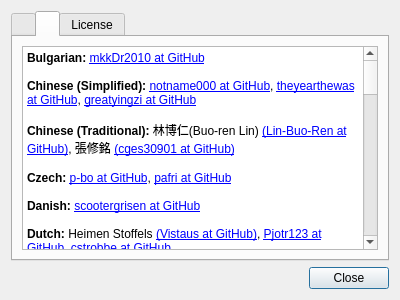
This is featherpad/about.ui in deepin-community/featherpad as Qt 5 draws it before an edit. The edited form follows.
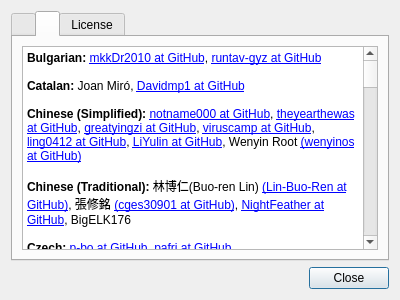
This is the edited form. The open tabs and pages were chosen to show the change.

```diff
--- a/featherpad/about.ui
+++ b/featherpad/about.ui
@@ -97,57 +97,71 @@
 &lt;html&gt;&lt;head&gt;&lt;meta name=&quot;qrichtext&quot; content=&quot;1&quot; /&gt;&lt;style type=&quot;text/css&quot;&gt;
 p, li { white-space: pre-wrap; }
 &lt;/style&gt;&lt;/head&gt;&lt;body style=&quot;  font-weight:400; font-style:normal;&quot;&gt;
-&lt;p style=&quot; margin-top:0px; margin-bottom:0px; margin-left:0px; margin-right:0px; -qt-block-indent:0; text-indent:0px;&quot;&gt;&lt;span style=&quot; font-weight:600;&quot;&gt;Bulgarian:&lt;/span&gt; &lt;a href=&quot;https://github.com/mkkDr2010&quot;&gt;mkkDr2010 at GitHub&lt;/a&gt;&lt;/p&gt;
+&lt;p style=&quot; margin-top:0px; margin-bottom:0px; margin-left:0px; margin-right:0px; -qt-block-indent:0; text-indent:0px;&quot;&gt;&lt;span style=&quot; font-weight:600;&quot;&gt;Bulgarian:&lt;/span&gt; &lt;a href=&quot;https://github.com/mkkDr2010&quot;&gt;mkkDr2010 at GitHub&lt;/a&gt;, &lt;a href=&quot;https://github.com/runtav-gyz&quot;&gt;runtav-gyz at GitHub&lt;/a&gt;&lt;/p&gt;
 &lt;p style=&quot;-qt-paragraph-type:empty; margin-top:0px; margin-bottom:0px; margin-left:0px; margin-right:0px; -qt-block-indent:0; text-indent:0px;&quot;&gt;&lt;br /&gt;&lt;/p&gt;
-&lt;p style=&quot; margin-top:0px; margin-bottom:0px; margin-left:0px; margin-right:0px; -qt-block-indent:0; text-indent:0px;&quot;&gt;&lt;span style=&quot; font-weight:600;&quot;&gt;Chinese (Simplified):&lt;/span&gt; &lt;a href=&quot;https://github.com/notname000&quot;&gt;notname000 at GitHub&lt;/a&gt;, &lt;a href=&quot;https://github.com/theyearthewas&quot;&gt;theyearthewas at GitHub&lt;/a&gt;, &lt;a href=&quot;https://github.com/greatyingzi&quot;&gt;greatyingzi at GitHub&lt;/a&gt;&lt;/p&gt;
+&lt;p style=&quot; margin-top:0px; margin-bottom:0px; margin-left:0px; margin-right:0px; -qt-block-indent:0; text-indent:0px;&quot;&gt;&lt;span style=&quot; font-weight:600;&quot;&gt;Catalan:&lt;/span&gt; Joan Miró, &lt;a href=&quot;https://github.com/Davidmp1&quot;&gt;Davidmp1 at GitHub&lt;/a&gt;&lt;/p&gt;
 &lt;p style=&quot;-qt-paragraph-type:empty; margin-top:0px; margin-bottom:0px; margin-left:0px; margin-right:0px; -qt-block-indent:0; text-indent:0px;&quot;&gt;&lt;br /&gt;&lt;/p&gt;
-&lt;p style=&quot; margin-top:0px; margin-bottom:0px; margin-left:0px; margin-right:0px; -qt-block-indent:0; text-indent:0px;&quot;&gt;&lt;span style=&quot; font-weight:600;&quot;&gt;Chinese (Traditional):&lt;/span&gt; 林博仁(Buo-ren Lin) &lt;a href=&quot;https://github.com/Lin-Buo-Ren&quot;&gt;(Lin-Buo-Ren at GitHub)&lt;/a&gt;, 張修銘 &lt;a href=&quot;https://github.com/cges30901&quot;&gt;(cges30901 at GitHub)&lt;/a&gt;&lt;/p&gt;
+&lt;p style=&quot; margin-top:0px; margin-bottom:0px; margin-left:0px; margin-right:0px; -qt-block-indent:0; text-indent:0px;&quot;&gt;&lt;span style=&quot; font-weight:600;&quot;&gt;Chinese (Simplified):&lt;/span&gt; &lt;a href=&quot;https://github.com/notname000&quot;&gt;notname000 at GitHub&lt;/a&gt;, &lt;a href=&quot;https://github.com/theyearthewas&quot;&gt;theyearthewas at GitHub&lt;/a&gt;, &lt;a href=&quot;https://github.com/greatyingzi&quot;&gt;greatyingzi at GitHub&lt;/a&gt;, &lt;a href=&quot;https://github.com/viruscamp&quot;&gt;viruscamp at GitHub&lt;/a&gt;, &lt;a href=&quot;https://github.com/ling0412&quot;&gt;ling0412 at GitHub&lt;/a&gt;, &lt;a href=&quot;https://github.com/LiYulin-s&quot;&gt;LiYulin at GitHub&lt;/a&gt;, Wenyin Root &lt;a href=&quot;https://github.com/wenyinos&quot;&gt;(wenyinos at GitHub)&lt;/a&gt;&lt;/p&gt;
+&lt;p style=&quot;-qt-paragraph-type:empty; margin-top:0px; margin-bottom:0px; margin-left:0px; margin-right:0px; -qt-block-indent:0; text-indent:0px;&quot;&gt;&lt;br /&gt;&lt;/p&gt;
+&lt;p style=&quot; margin-top:0px; margin-bottom:0px; margin-left:0px; margin-right:0px; -qt-block-indent:0; text-indent:0px;&quot;&gt;&lt;span style=&quot; font-weight:600;&quot;&gt;Chinese (Traditional):&lt;/span&gt; 林博仁(Buo-ren Lin) &lt;a href=&quot;https://github.com/Lin-Buo-Ren&quot;&gt;(Lin-Buo-Ren at GitHub)&lt;/a&gt;, 張修銘 &lt;a href=&quot;https://github.com/cges30901&quot;&gt;(cges30901 at GitHub)&lt;/a&gt;, &lt;a href=&quot;https://github.com/NightFeather&quot;&gt;NightFeather at GitHub&lt;/a&gt;, BigELK176&lt;/p&gt;
 &lt;p style=&quot;-qt-paragraph-type:empty; margin-top:0px; margin-bottom:0px; margin-left:0px; margin-right:0px; -qt-block-indent:0; text-indent:0px;&quot;&gt;&lt;br /&gt;&lt;/p&gt;
 &lt;p style=&quot; margin-top:0px; margin-bottom:0px; margin-left:0px; margin-right:0px; -qt-block-indent:0; text-indent:0px;&quot;&gt;&lt;span style=&quot; font-weight:600;&quot;&gt;Czech:&lt;/span&gt; &lt;a href=&quot;https://github.com/p-bo&quot;&gt;p-bo at GitHub&lt;/a&gt;, &lt;a href=&quot;https://github.com/pafri&quot;&gt;pafri at GitHub&lt;/a&gt;&lt;/p&gt;
 &lt;p style=&quot;-qt-paragraph-type:empty; margin-top:0px; margin-bottom:0px; margin-left:0px; margin-right:0px; -qt-block-indent:0; text-indent:0px;&quot;&gt;&lt;br /&gt;&lt;/p&gt;
-&lt;p style=&quot; margin-top:0px; margin-bottom:0px; margin-left:0px; margin-right:0px; -qt-block-indent:0; text-indent:0px;&quot;&gt;&lt;span style=&quot; font-weight:600;&quot;&gt;Danish:&lt;/span&gt; &lt;a href=&quot;https://github.com/scootergrisen&quot;&gt;scootergrisen at GitHub&lt;/a&gt;&lt;/p&gt;
+&lt;p style=&quot; margin-top:0px; margin-bottom:0px; margin-left:0px; margin-right:0px; -qt-block-indent:0; text-indent:0px;&quot;&gt;&lt;span style=&quot; font-weight:600;&quot;&gt;Danish:&lt;/span&gt; &lt;a href=&quot;https://github.com/scootergrisen&quot;&gt;scootergrisen at GitHub&lt;/a&gt;, &lt;a href=&quot;https://github.com/larshenrikoern&quot;&gt;larshenrikoern at GitHub&lt;/a&gt;, Peter Jespersen &lt;a href=&quot;https://github.com/PeterJespersen&quot;&gt;&lt;span;&gt;(PeterJespersen at GitHub)&lt;/a&gt;&lt;/p&gt;
 &lt;p style=&quot;-qt-paragraph-type:empty; margin-top:0px; margin-bottom:0px; margin-left:0px; margin-right:0px; -qt-block-indent:0; text-indent:0px;&quot;&gt;&lt;br /&gt;&lt;/p&gt;
 &lt;p style=&quot; margin-top:0px; margin-bottom:0px; margin-left:0px; margin-right:0px; -qt-block-indent:0; text-indent:0px;&quot;&gt;&lt;span style=&quot; font-weight:600;&quot;&gt;Dutch:&lt;/span&gt; Heimen Stoffels &lt;a href=&quot;https://github.com/Vistaus&quot;&gt;(Vistaus at GitHub)&lt;/a&gt;, &lt;a href=&quot;https://github.com/Pjotr123&quot;&gt;Pjotr123 at GitHub&lt;/a&gt;, &lt;a href=&quot;https://github.com/cstrobbe&quot;&gt;cstrobbe at GitHub&lt;/a&gt;&lt;/p&gt;
 &lt;p style=&quot;-qt-paragraph-type:empty; margin-top:0px; margin-bottom:0px; margin-left:0px; margin-right:0px; -qt-block-indent:0; text-indent:0px;&quot;&gt;&lt;br /&gt;&lt;/p&gt;
 &lt;p style=&quot; margin-top:0px; margin-bottom:0px; margin-left:0px; margin-right:0px; -qt-block-indent:0; text-indent:0px;&quot;&gt;&lt;span style=&quot; font-weight:600;&quot;&gt;Esperanto:&lt;/span&gt; Tsu Jan (author)&lt;/p&gt;
 &lt;p style=&quot;-qt-paragraph-type:empty; margin-top:0px; margin-bottom:0px; margin-left:0px; margin-right:0px; -qt-block-indent:0; text-indent:0px;&quot;&gt;&lt;br /&gt;&lt;/p&gt;
-&lt;p style=&quot; margin-top:0px; margin-bottom:0px; margin-left:0px; margin-right:0px; -qt-block-indent:0; text-indent:0px;&quot;&gt;&lt;span style=&quot; font-weight:600;&quot;&gt;French:&lt;/span&gt; &lt;a href=&quot;mailto:cyrilusber2001@yahoo.fr?Subject=My%20Subject&quot;&gt;Cottet Cyril&lt;/a&gt; &lt;a href=&quot;https://github.com/cyrilus31&quot;&gt;(cyrilus31 at GitHub)&lt;/a&gt;, &lt;a href=&quot;https://github.com/pols12&quot;&gt;pols12 at GitHub&lt;/a&gt;, &lt;a href=&quot;https://github.com/LothaireCliquennois&quot;&gt;LothaireCliquennois at GitHub&lt;/a&gt;&lt;/p&gt;
+&lt;p style=&quot; margin-top:0px; margin-bottom:0px; margin-left:0px; margin-right:0px; -qt-block-indent:0; text-indent:0px;&quot;&gt;&lt;span style=&quot; font-weight:600;&quot;&gt;Estonian:&lt;/span&gt; Priit Jõerüüt&lt;/p&gt;
 &lt;p style=&quot;-qt-paragraph-type:empty; margin-top:0px; margin-bottom:0px; margin-left:0px; margin-right:0px; -qt-block-indent:0; text-indent:0px;&quot;&gt;&lt;br /&gt;&lt;/p&gt;
-&lt;p style=&quot; margin-top:0px; margin-bottom:0px; margin-left:0px; margin-right:0px; -qt-block-indent:0; text-indent:0px;&quot;&gt;&lt;span style=&quot; font-weight:600;&quot;&gt;German:&lt;/span&gt; &lt;a href=&quot;https://github.com/p8q&quot;&gt;p8q at GitHub&lt;/a&gt;, Alf Gaida &lt;a href=&quot;https://github.com/agaida&quot;&gt;(agaida at GitHub)&lt;/a&gt;, Oliver Burkardt &lt;a href=&quot;https://github.com/OliverBurkardt&quot;&gt;(OliverBurkardt at GitHub)&lt;/a&gt;, Florian Pigorsch (&lt;a href=&quot;https://github.com/flopp&quot;&gt;flopp at GitHub&lt;/a&gt;)&lt;/p&gt;
+&lt;p style=&quot; margin-top:0px; margin-bottom:0px; margin-left:0px; margin-right:0px; -qt-block-indent:0; text-indent:0px;&quot;&gt;&lt;span style=&quot; font-weight:600;&quot;&gt;Finnish:&lt;/span&gt; &lt;a href=&quot;https://github.com/Pyscowicz&quot;&gt;Pyscowicz at GitHub&lt;/a&gt;, Nikolay Korotkiy &lt;a href=&quot;https://github.com/sikmir&quot;&gt;&lt;span;&gt;(sikmir at GitHub)&lt;/a&gt;, &lt;a href=&quot;https://github.com/Chiitoo&quot;&gt;&lt;span;&gt;Chiitoo at GitHub&lt;/span&gt;&lt;/a&gt;, Jouni Järvinen &lt;a href=&quot;https://github.com/rautamiekka&quot;&gt;(rautamiekka at GitHub)&lt;/a&gt;&lt;/p&gt;
 &lt;p style=&quot;-qt-paragraph-type:empty; margin-top:0px; margin-bottom:0px; margin-left:0px; margin-right:0px; -qt-block-indent:0; text-indent:0px;&quot;&gt;&lt;br /&gt;&lt;/p&gt;
-&lt;p style=&quot; margin-top:0px; margin-bottom:0px; margin-left:0px; margin-right:0px; -qt-block-indent:0; text-indent:0px;&quot;&gt;&lt;span style=&quot; font-weight:600;&quot;&gt;Greek:&lt;/span&gt; &lt;a href=&quot;https://github.com/IoannisLM&quot;&gt;IoannisLM at GitHub&lt;/a&gt;, &lt;a href=&quot;https://github.com/algorithm314&quot;&gt;algorithm314 at GitHub&lt;/a&gt;, Dimitrios Glentadakis &lt;a href=&quot;https://github.com/dglent&quot;&gt;&lt;span;&gt;(dglent at GitHub)&lt;/a&gt;&lt;/p&gt;
+&lt;p style=&quot; margin-top:0px; margin-bottom:0px; margin-left:0px; margin-right:0px; -qt-block-indent:0; text-indent:0px;&quot;&gt;&lt;span style=&quot; font-weight:600;&quot;&gt;French:&lt;/span&gt; &lt;a href=&quot;mailto:cyrilusber2001@yahoo.fr?Subject=My%20Subject&quot;&gt;Cottet Cyril&lt;/a&gt; &lt;a href=&quot;https://github.com/cyrilus31&quot;&gt;(cyrilus31 at GitHub)&lt;/a&gt;, &lt;a href=&quot;https://github.com/pols12&quot;&gt;pols12 at GitHub&lt;/a&gt;, &lt;a href=&quot;https://github.com/LothaireCliquennois&quot;&gt;LothaireCliquennois at GitHub&lt;/a&gt;, Baptiste H&lt;/p&gt;
+&lt;p style=&quot;-qt-paragraph-type:empty; margin-top:0px; margin-bottom:0px; margin-left:0px; margin-right:0px; -qt-block-indent:0; text-indent:0px;&quot;&gt;&lt;br /&gt;&lt;/p&gt;
+&lt;p style=&quot; margin-top:0px; margin-bottom:0px; margin-left:0px; margin-right:0px; -qt-block-indent:0; text-indent:0px;&quot;&gt;&lt;span style=&quot; font-weight:600;&quot;&gt;Georgian:&lt;/span&gt; &lt;a href=&quot;https://github.com/NorwayFun&quot;&gt;NorwayFun at GitHub&lt;/a&gt;&lt;/p&gt;
+&lt;p style=&quot;-qt-paragraph-type:empty; margin-top:0px; margin-bottom:0px; margin-left:0px; margin-right:0px; -qt-block-indent:0; text-indent:0px;&quot;&gt;&lt;br /&gt;&lt;/p&gt;
+&lt;p style=&quot; margin-top:0px; margin-bottom:0px; margin-left:0px; margin-right:0px; -qt-block-indent:0; text-indent:0px;&quot;&gt;&lt;span style=&quot; font-weight:600;&quot;&gt;German:&lt;/span&gt; &lt;a href=&quot;https://github.com/p8q&quot;&gt;p8q at GitHub&lt;/a&gt;, Alf Gaida &lt;a href=&quot;https://github.com/agaida&quot;&gt;(agaida at GitHub)&lt;/a&gt;, Oliver Burkardt &lt;a href=&quot;https://github.com/OliverBurkardt&quot;&gt;(OliverBurkardt at GitHub)&lt;/a&gt;, Florian Pigorsch &lt;a href=&quot;https://github.com/flopp&quot;&gt;(flopp at GitHub)&lt;/a&gt;, Roman Volak &lt;a href=&quot;https://github.com/RomanVolak&quot;&gt;(RomanVolak at GitHub)&lt;/a&gt;&lt;/p&gt;
+&lt;p style=&quot;-qt-paragraph-type:empty; margin-top:0px; margin-bottom:0px; margin-left:0px; margin-right:0px; -qt-block-indent:0; text-indent:0px;&quot;&gt;&lt;br /&gt;&lt;/p&gt;
+&lt;p style=&quot; margin-top:0px; margin-bottom:0px; margin-left:0px; margin-right:0px; -qt-block-indent:0; text-indent:0px;&quot;&gt;&lt;span style=&quot; font-weight:600;&quot;&gt;Greek:&lt;/span&gt; &lt;a href=&quot;https://github.com/IoannisLM&quot;&gt;IoannisLM at GitHub&lt;/a&gt;, &lt;a href=&quot;https://github.com/algorithm314&quot;&gt;algorithm314 at GitHub&lt;/a&gt;, Dimitrios Glentadakis &lt;a href=&quot;https://github.com/dglent&quot;&gt;&lt;span;&gt;(dglent at GitHub)&lt;/a&gt;, Konstantinos Agiannis &lt;a href=&quot;https://github.com/kagiannis&quot;&gt;&lt;span;&gt;(kagiannis at GitHub)&lt;/a&gt;, Giannis Antypas&lt;/p&gt;
 &lt;p style=&quot;-qt-paragraph-type:empty; margin-top:0px; margin-bottom:0px; margin-left:0px; margin-right:0px; -qt-block-indent:0; text-indent:0px;&quot;&gt;&lt;br /&gt;&lt;/p&gt;
 &lt;p style=&quot; margin-top:0px; margin-bottom:0px; margin-left:0px; margin-right:0px; -qt-block-indent:0; text-indent:0px;&quot;&gt;&lt;span style=&quot; font-weight:600;&quot;&gt;Hebrew:&lt;/span&gt;  Yaron Shahrabani &lt;a href=&quot;https://github.com/yarons&quot;&gt;(yarons at GitHub)&lt;/a&gt;, &lt;a href=&quot;https://github.com/omeritzics&quot;&gt;omeritzics at GitHub&lt;/a&gt;&lt;/p&gt;
 &lt;p style=&quot;-qt-paragraph-type:empty; margin-top:0px; margin-bottom:0px; margin-left:0px; margin-right:0px; -qt-block-indent:0; text-indent:0px;&quot;&gt;&lt;br /&gt;&lt;/p&gt;
-&lt;p style=&quot; margin-top:0px; margin-bottom:0px; margin-left:0px; margin-right:0px; -qt-block-indent:0; text-indent:0px;&quot;&gt;&lt;span style=&quot; font-weight:600;&quot;&gt;Hungarian:&lt;/span&gt; &lt;a href=&quot;https://github.com/zoli111&quot;&gt;zoli111 at GitHub&lt;/a&gt;&lt;/p&gt;
+&lt;p style=&quot; margin-top:0px; margin-bottom:0px; margin-left:0px; margin-right:0px; -qt-block-indent:0; text-indent:0px;&quot;&gt;&lt;span style=&quot; font-weight:600;&quot;&gt;Hungarian:&lt;/span&gt; &lt;a href=&quot;https://github.com/zoli111&quot;&gt;zoli111 at GitHub&lt;/a&gt;, Ács Zoltán&lt;/p&gt;
+&lt;p style=&quot;-qt-paragraph-type:empty; margin-top:0px; margin-bottom:0px; margin-left:0px; margin-right:0px; -qt-block-indent:0; text-indent:0px;&quot;&gt;&lt;br /&gt;&lt;/p&gt;
+&lt;p style=&quot; margin-top:0px; margin-bottom:0px; margin-left:0px; margin-right:0px; -qt-block-indent:0; text-indent:0px;&quot;&gt;&lt;span style=&quot; font-weight:600;&quot;&gt;Hindi:&lt;/span&gt; &lt;a href=&quot;https://github.com/bashishtha&quot;&gt;bashishtha at GitHub&lt;/a&gt;&lt;/p&gt;
 &lt;p style=&quot;-qt-paragraph-type:empty; margin-top:0px; margin-bottom:0px; margin-left:0px; margin-right:0px; -qt-block-indent:0; text-indent:0px;&quot;&gt;&lt;br /&gt;&lt;/p&gt;
 &lt;p style=&quot; margin-top:0px; margin-bottom:0px; margin-left:0px; margin-right:0px; -qt-block-indent:0; text-indent:0px;&quot;&gt;&lt;span style=&quot; font-weight:600;&quot;&gt;Indonesian:&lt;/span&gt; Gema Aji Wardian &lt;a href=&quot;https://github.com/nerdv2&quot;&gt;(nerdv2 at GitHub)&lt;/a&gt;&lt;/p&gt;
 &lt;p style=&quot;-qt-paragraph-type:empty; margin-top:0px; margin-bottom:0px; margin-left:0px; margin-right:0px; -qt-block-indent:0; text-indent:0px;&quot;&gt;&lt;br /&gt;&lt;/p&gt;
-&lt;p style=&quot; margin-top:0px; margin-bottom:0px; margin-left:0px; margin-right:0px; -qt-block-indent:0; text-indent:0px;&quot;&gt;&lt;span style=&quot; font-weight:600;&quot;&gt;Italian:&lt;/span&gt; &lt;a href=&quot;https://github.com/stefonarch&quot;&gt;stefonarch at GitHub&lt;/a&gt;, Daniele Bortoluzzi &lt;a href=&quot;https://github.com/udanieli&quot;&gt;(udanieli at GitHub)&lt;/a&gt;
+&lt;p style=&quot; margin-top:0px; margin-bottom:0px; margin-left:0px; margin-right:0px; -qt-block-indent:0; text-indent:0px;&quot;&gt;&lt;span style=&quot; font-weight:600;&quot;&gt;Italian:&lt;/span&gt; &lt;a href=&quot;https://github.com/stefonarch&quot;&gt;stefonarch at GitHub&lt;/a&gt;, Daniele Bortoluzzi &lt;a href=&quot;https://github.com/udanieli&quot;&gt;(udanieli at GitHub)&lt;/a&gt;, Leandro Nini &lt;a href=&quot;https://github.com/drfiemost&quot;&gt;(drfiemost at GitHub)&lt;/a&gt;&lt;/p&gt;
 &lt;p style=&quot;-qt-paragraph-type:empty; margin-top:0px; margin-bottom:0px; margin-left:0px; margin-right:0px; -qt-block-indent:0; text-indent:0px;&quot;&gt;&lt;br /&gt;&lt;/p&gt;
 &lt;p style=&quot; margin-top:0px; margin-bottom:0px; margin-left:0px; margin-right:0px; -qt-block-indent:0; text-indent:0px;&quot;&gt;&lt;span style=&quot; font-weight:600;&quot;&gt;Japanese:&lt;/span&gt; &lt;a href=&quot;https://github.com/FuRuYa7&quot;&gt;FuRuYa7 at GitHub&lt;/a&gt;, Masamichi Ito &lt;a href=&quot;https://github.com/ito32bit&quot;&gt;(ito32bit at GitHub)&lt;/a&gt;&lt;/p&gt;
 &lt;p style=&quot;-qt-paragraph-type:empty; margin-top:0px; margin-bottom:0px; margin-left:0px; margin-right:0px; -qt-block-indent:0; text-indent:0px;&quot;&gt;&lt;br /&gt;&lt;/p&gt;
-&lt;p style=&quot; margin-top:0px; margin-bottom:0px; margin-left:0px; margin-right:0px; -qt-block-indent:0; text-indent:0px;&quot;&gt;&lt;span style=&quot; font-weight:600;&quot;&gt;Korean:&lt;/span&gt; Seok Hyun, Ga &lt;a href=&quot;https://github.com/shga89&quot;&gt;(shga89 at GitHub)&lt;/a&gt;&lt;/p&gt;
+&lt;p style=&quot; margin-top:0px; margin-bottom:0px; margin-left:0px; margin-right:0px; -qt-block-indent:0; text-indent:0px;&quot;&gt;&lt;span style=&quot; font-weight:600;&quot;&gt;Korean:&lt;/span&gt; Seok Hyun, Ga &lt;a href=&quot;https://github.com/shga89&quot;&gt;(shga89 at GitHub)&lt;/a&gt;, JungHee Lee &lt;a href=&quot;https://github.com/MarongHappy&quot;&gt;(MarongHappy at GitHub)&lt;/a&gt;&lt;/p&gt;
 &lt;p style=&quot;-qt-paragraph-type:empty; margin-top:0px; margin-bottom:0px; margin-left:0px; margin-right:0px; -qt-block-indent:0; text-indent:0px;&quot;&gt;&lt;br /&gt;&lt;/p&gt;
 &lt;p style=&quot; margin-top:0px; margin-bottom:0px; margin-left:0px; margin-right:0px; -qt-block-indent:0; text-indent:0px;&quot;&gt;&lt;span style=&quot; font-weight:600;&quot;&gt;Lithuanian:&lt;/span&gt; &lt;a href=&quot;https://github.com/welaq&quot;&gt;welaq at GitHub&lt;/a&gt;
 &lt;p style=&quot;-qt-paragraph-type:empty; margin-top:0px; margin-bottom:0px; margin-left:0px; margin-right:0px; -qt-block-indent:0; text-indent:0px;&quot;&gt;&lt;br /&gt;&lt;/p&gt;
-&lt;p style=&quot; margin-top:0px; margin-bottom:0px; margin-left:0px; margin-right:0px; -qt-block-indent:0; text-indent:0px;&quot;&gt;&lt;span style=&quot; font-weight:600;&quot;&gt;Norwegian:&lt;/span&gt; Hans Fredrik Nordhaug &lt;a href=&quot;https://github.com/hansfn&quot;&gt;(hansfn at GitHub)&lt;/a&gt;, Einar Mostad &lt;a href=&quot;https://github.com/EinarMostad&quot;&gt;(EinarMostad at GitHub)&lt;/a&gt;&lt;/p&gt;
+&lt;p style=&quot; margin-top:0px; margin-bottom:0px; margin-left:0px; margin-right:0px; -qt-block-indent:0; text-indent:0px;&quot;&gt;&lt;span style=&quot; font-weight:600;&quot;&gt;Norwegian:&lt;/span&gt; Hans Fredrik Nordhaug &lt;a href=&quot;https://github.com/hansfn&quot;&gt;(hansfn at GitHub)&lt;/a&gt;, Einar Mostad &lt;a href=&quot;https://github.com/EinarMostad&quot;&gt;(EinarMostad at GitHub)&lt;/a&gt;, Allan Nordhøy &lt;a href=&quot;https://github.com/comradekingu&quot;&gt;(comradekingu at GitHub)&lt;/a&gt;&lt;/p&gt;
 &lt;p style=&quot;-qt-paragraph-type:empty; margin-top:0px; margin-bottom:0px; margin-left:0px; margin-right:0px; -qt-block-indent:0; text-indent:0px;&quot;&gt;&lt;br /&gt;&lt;/p&gt;
 &lt;p style=&quot; margin-top:0px; margin-bottom:0px; margin-left:0px; margin-right:0px; -qt-block-indent:0; text-indent:0px;&quot;&gt;&lt;span style=&quot; font-weight:600;&quot;&gt;Persian:&lt;/span&gt; Novid Emami &lt;a href=&quot;https://github.com/novid&quot;&gt;(novid at GitHub)&lt;/a&gt;, AatshG, Tsu Jan (author)&lt;/p&gt;
 &lt;p style=&quot;-qt-paragraph-type:empty; margin-top:0px; margin-bottom:0px; margin-left:0px; margin-right:0px; -qt-block-indent:0; text-indent:0px;&quot;&gt;&lt;br /&gt;&lt;/p&gt;
-&lt;p style=&quot; margin-top:0px; margin-bottom:0px; margin-left:0px; margin-right:0px; -qt-block-indent:0; text-indent:0px;&quot;&gt;&lt;span style=&quot; font-weight:600;&quot;&gt;Polish:&lt;/span&gt; Marcin Mikołajczak &lt;a href=&quot;https://github.com/m4sk1n&quot;&gt;(m4sk1n at GitHub)&lt;/a&gt;&lt;/p&gt;
+&lt;p style=&quot; margin-top:0px; margin-bottom:0px; margin-left:0px; margin-right:0px; -qt-block-indent:0; text-indent:0px;&quot;&gt;&lt;span style=&quot; font-weight:600;&quot;&gt;Polish:&lt;/span&gt; Marcin Mikołajczak &lt;a href=&quot;https://github.com/m4sk1n&quot;&gt;(m4sk1n at GitHub)&lt;/a&gt;, &lt;a href=&quot;https://github.com/KacperMisztal&quot;&gt;KacperMisztal at GitHub&lt;/a&gt;, Eryk Michalak &lt;a href=&quot;https://github.com/gnu-ewm&quot;&gt;(gnu-ewm at GitHub)&lt;/a&gt;, &lt;a href=&quot;https://github.com/Nmrawe&quot;&gt;Nmrawe at GitHub&lt;/a&gt;&lt;/p&gt;
 &lt;p style=&quot;-qt-paragraph-type:empty; margin-top:0px; margin-bottom:0px; margin-left:0px; margin-right:0px; -qt-block-indent:0; text-indent:0px;&quot;&gt;&lt;br /&gt;&lt;/p&gt;
 &lt;p style=&quot; margin-top:0px; margin-bottom:0px; margin-left:0px; margin-right:0px; -qt-block-indent:0; text-indent:0px;&quot;&gt;&lt;span style=&quot; font-weight:600;&quot;&gt;Portuguese:&lt;/span&gt; Sérgio Marques &lt;a href=&quot;https://github.com/smarquespt&quot;&gt;(smarquespt at GitHub)&lt;/a&gt;, Ruan O. Lima, Hugo Carvalho &lt;a href=&quot;https://github.com/hugok79&quot;&gt;(hugok79 at GitHub)&lt;/a&gt;&lt;/p&gt;
 &lt;p style=&quot;-qt-paragraph-type:empty; margin-top:0px; margin-bottom:0px; margin-left:0px; margin-right:0px; -qt-block-indent:0; text-indent:0px;&quot;&gt;&lt;br /&gt;&lt;/p&gt;
-&lt;p style=&quot; margin-top:0px; margin-bottom:0px; margin-left:0px; margin-right:0px; -qt-block-indent:0; text-indent:0px;&quot;&gt;&lt;span style=&quot; font-weight:600;&quot;&gt;Portuguese (Brazil):&lt;/span&gt; &lt;a href=&quot;https://github.com/eltonfabricio10&quot;&gt;eltonfabricio10 at GitHub&lt;/a&gt;, &lt;a href=&quot;https://github.com/alexandrecoliveira&quot;&gt;alexandrecoliveira at GitHub&lt;/a&gt;, Ruan O. Lima, Erik Kierski &lt;a href=&quot;https://github.com/erikferki&quot;&gt;(erikferki at GitHub)&lt;/a&gt;&lt;/p&gt;
+&lt;p style=&quot; margin-top:0px; margin-bottom:0px; margin-left:0px; margin-right:0px; -qt-block-indent:0; text-indent:0px;&quot;&gt;&lt;span style=&quot; font-weight:600;&quot;&gt;Portuguese (Brazil):&lt;/span&gt; &lt;a href=&quot;https://github.com/eltonfabricio10&quot;&gt;eltonfabricio10 at GitHub&lt;/a&gt;, &lt;a href=&quot;https://github.com/alexandrecoliveira&quot;&gt;alexandrecoliveira at GitHub&lt;/a&gt;, Ruan O. Lima, Erik Kierski &lt;a href=&quot;https://github.com/erikferki&quot;&gt;(erikferki at GitHub)&lt;/a&gt;, &lt;a href=&quot;https://github.com/Cristian-Willian-dos-Santos&quot;&gt;Cristian-Willian-dos-Santos at GitHub&lt;/a&gt;, Daniel Araujo Domingues &lt;a href=&quot;https://github.com/dadomingues&quot;&gt;(dadomingues at GitHub)&lt;/a&gt;&lt;/p&gt;
 &lt;p style=&quot;-qt-paragraph-type:empty; margin-top:0px; margin-bottom:0px; margin-left:0px; margin-right:0px; -qt-block-indent:0; text-indent:0px;&quot;&gt;&lt;br /&gt;&lt;/p&gt;
-&lt;p style=&quot; margin-top:0px; margin-bottom:0px; margin-left:0px; margin-right:0px; -qt-block-indent:0; text-indent:0px;&quot;&gt;&lt;span style=&quot; font-weight:600;&quot;&gt;Russian:&lt;/span&gt; Vladimir Sharonin &lt;a href=&quot;https://github.com/Survolog&quot;&gt;(Survolog at GitHub)&lt;/a&gt;, &lt;a href=&quot;https://github.com/VaYurik&quot;&gt;VaYurik at GitHub&lt;/a&gt;, Pavel Shlyak &lt;a href=&quot;https://github.com/shlyakpavel&quot;&gt;(shlyakpavel at GitHub)&lt;/a&gt;, Schwonder Reismus &lt;a href=&quot;https://github.com/schw0reismus&quot;&gt;(schw0reismus at GitHub)&lt;/a&gt;, Николай Смольянинов &lt;a href=&quot;https://github.com/smolnp&quot;&gt;(smolnp at GitHub)&lt;/a&gt;&lt;/p&gt;
+&lt;p style=&quot; margin-top:0px; margin-bottom:0px; margin-left:0px; margin-right:0px; -qt-block-indent:0; text-indent:0px;&quot;&gt;&lt;span style=&quot; font-weight:600;&quot;&gt;Russian:&lt;/span&gt; Vladimir Sharonin &lt;a href=&quot;https://github.com/Survolog&quot;&gt;(Survolog at GitHub)&lt;/a&gt;, &lt;a href=&quot;https://github.com/VaYurik&quot;&gt;VaYurik at GitHub&lt;/a&gt;, Pavel Shlyak &lt;a href=&quot;https://github.com/shlyakpavel&quot;&gt;(shlyakpavel at GitHub)&lt;/a&gt;, Schwonder Reismus &lt;a href=&quot;https://github.com/schw0reismus&quot;&gt;(schw0reismus at GitHub)&lt;/a&gt;, Николай Смольянинов &lt;a href=&quot;https://github.com/smolnp&quot;&gt;(smolnp at GitHub)&lt;/a&gt;, Andrei Stepanov &lt;a href=&quot;https://github.com/adem4ik&quot;&gt;(adem4ik at GitHub)&lt;/a&gt;&lt;/p&gt;
 &lt;p style=&quot;-qt-paragraph-type:empty; margin-top:0px; margin-bottom:0px; margin-left:0px; margin-right:0px; -qt-block-indent:0; text-indent:0px;&quot;&gt;&lt;br /&gt;&lt;/p&gt;
-&lt;p style=&quot; margin-top:0px; margin-bottom:0px; margin-left:0px; margin-right:0px; -qt-block-indent:0; text-indent:0px;&quot;&gt;&lt;span style=&quot; font-weight:600;&quot;&gt;Slovak:&lt;/span&gt; Paolo Vigoroso&lt;/p&gt;
+&lt;p style=&quot; margin-top:0px; margin-bottom:0px; margin-left:0px; margin-right:0px; -qt-block-indent:0; text-indent:0px;&quot;&gt;&lt;span style=&quot; font-weight:600;&quot;&gt;Slovak:&lt;/span&gt; Paolo Vigoroso, Ptrlw&lt;/p&gt;
 &lt;p style=&quot;-qt-paragraph-type:empty; margin-top:0px; margin-bottom:0px; margin-left:0px; margin-right:0px; -qt-block-indent:0; text-indent:0px;&quot;&gt;&lt;br /&gt;&lt;/p&gt;
-&lt;p style=&quot; margin-top:0px; margin-bottom:0px; margin-left:0px; margin-right:0px; -qt-block-indent:0; text-indent:0px;&quot;&gt;&lt;span style=&quot; font-weight:600;&quot;&gt;Spanish:&lt;/span&gt; &lt;a href=&quot;https://github.com/micrococo&quot;&gt;micrococo at GitHub&lt;/a&gt;, Maximiliano Dvyhailo &lt;a href=&quot;https://github.com/MaxiDvy&quot;&gt;&lt;span;&gt;(MaxiDvy at GitHub)&lt;/a&gt;, Robert Schneider, Adolfo Jayme-Barrientos &lt;a href=&quot;https://github.com/fitojb&quot;&gt;(fitojb at GitHub)&lt;/a&gt;&lt;/p&gt;
+&lt;p style=&quot; margin-top:0px; margin-bottom:0px; margin-left:0px; margin-right:0px; -qt-block-indent:0; text-indent:0px;&quot;&gt;&lt;span style=&quot; font-weight:600;&quot;&gt;Spanish:&lt;/span&gt; &lt;a href=&quot;https://github.com/micrococo&quot;&gt;micrococo at GitHub&lt;/a&gt;, Maximiliano Dvyhailo &lt;a href=&quot;https://github.com/MaxiDvy&quot;&gt;&lt;span;&gt;(MaxiDvy at GitHub)&lt;/a&gt;, Robert Schneider, Adolfo Jayme-Barrientos &lt;a href=&quot;https://github.com/fitojb&quot;&gt;(fitojb at GitHub)&lt;/a&gt;, &lt;a href=&quot;https://github.com/toni-em&quot;&gt;&lt;span;&gt;toni-em at GitHub&lt;/span&gt;&lt;/a&gt;, Juan B &lt;a href=&quot;https://github.com/JnBenites&quot;&gt;(JnBenites at GitHub)&lt;/a&gt;, &lt;a href=&quot;https://github.com/Albireo67&quot;&gt;&lt;span;&gt;Albireo67 at GitHub&lt;/span&gt;&lt;/a&gt;&lt;/p&gt;
 &lt;p style=&quot;-qt-paragraph-type:empty; margin-top:0px; margin-bottom:0px; margin-left:0px; margin-right:0px; -qt-block-indent:0; text-indent:0px;&quot;&gt;&lt;br /&gt;&lt;/p&gt;
-&lt;p style=&quot; margin-top:0px; margin-bottom:0px; margin-left:0px; margin-right:0px; -qt-block-indent:0; text-indent:0px;&quot;&gt;&lt;span style=&quot; font-weight:600;&quot;&gt;Turkish:&lt;/span&gt; Abdullah Ramazanoğlu &lt;a href=&quot;https://github.com/aramazano&quot;&gt;(ramazano at GitHub)&lt;/a&gt;, Dr. Ayhan YALÇINSOY &lt;a href=&quot;https://github.com/ayhanyalcinsoy&quot;&gt;(ayhanyalcinsoy at GitHub)&lt;/a&gt;, Mehmet Akif &lt;a href=&quot;https://github.com/madanadam&quot;&gt;(madanadam at GitHub)&lt;/a&gt;&lt;/p&gt;&lt;/body&gt;&lt;/html&gt;</string>
+&lt;p style=&quot; margin-top:0px; margin-bottom:0px; margin-left:0px; margin-right:0px; -qt-block-indent:0; text-indent:0px;&quot;&gt;&lt;span style=&quot; font-weight:600;&quot;&gt;Swedish:&lt;/span&gt; Daniel Oikarainen &lt;a href=&quot;https://github.com/ripper079&quot;&gt;(ripper079 at GitHub)&lt;/a&gt;, &lt;a href=&quot;https://github.com/bittin&quot;&gt;bittin at GitHub&lt;/a&gt;&lt;/p&gt;
+&lt;p style=&quot;-qt-paragraph-type:empty; margin-top:0px; margin-bottom:0px; margin-left:0px; margin-right:0px; -qt-block-indent:0; text-indent:0px;&quot;&gt;&lt;br /&gt;&lt;/p&gt;
+&lt;p style=&quot; margin-top:0px; margin-bottom:0px; margin-left:0px; margin-right:0px; -qt-block-indent:0; text-indent:0px;&quot;&gt;&lt;span style=&quot; font-weight:600;&quot;&gt;Turkish:&lt;/span&gt; Abdullah Ramazanoğlu &lt;a href=&quot;https://github.com/aramazano&quot;&gt;(ramazano at GitHub)&lt;/a&gt;, Dr. Ayhan YALÇINSOY &lt;a href=&quot;https://github.com/ayhanyalcinsoy&quot;&gt;(ayhanyalcinsoy at GitHub)&lt;/a&gt;, Mehmet Akif &lt;a href=&quot;https://github.com/madanadam&quot;&gt;(madanadam at GitHub)&lt;/a&gt;, &lt;a href=&quot;https://github.com/oltulu&quot;&gt;oltulu at GitHub&lt;/a&gt;&lt;/p&gt;
+&lt;p style=&quot;-qt-paragraph-type:empty; margin-top:0px; margin-bottom:0px; margin-left:0px; margin-right:0px; -qt-block-indent:0; text-indent:0px;&quot;&gt;&lt;br /&gt;&lt;/p&gt;
+&lt;p style=&quot; margin-top:0px; margin-bottom:0px; margin-left:0px; margin-right:0px; -qt-block-indent:0; text-indent:0px;&quot;&gt;&lt;span style=&quot; font-weight:600;&quot;&gt;Ukrainian:&lt;/span&gt; Ihor Hordiichuk &lt;a href=&quot;https://github.com/IhorHordiichuk&quot;&gt;(IhorHordiichuk at GitHub)&lt;/a&gt;, Taras Panchenko &lt;a href=&quot;https://github.com/TarasPanchenko&quot;&gt;(TarasPanchenko at GitHub)&lt;/a&gt;&lt;/p&gt;&lt;/body&gt;&lt;/html&gt;</string>
          </property>
          <property name="openExternalLinks">
           <bool>true</bool>
```
